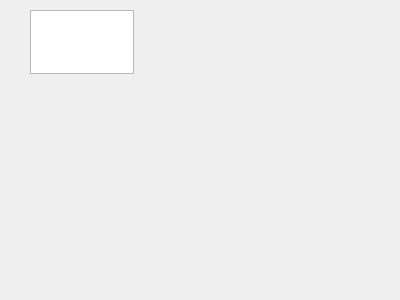
First picture: the form in mytabpage.ui, repository achupetlovski/RaW, before the edit.
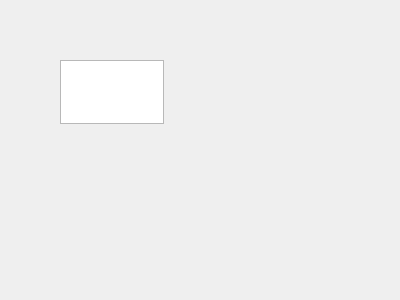
Second picture: the form after the edit.

Commit message: opening and closing new tabs words, however when opening a file it doesn't select the correct tab to which to display it.

Patch:
```diff
--- a/mytabpage.ui
+++ b/mytabpage.ui
@@ -16,8 +16,8 @@
   <widget class="QTextEdit" name="mTextEdit">
    <property name="geometry">
     <rect>
-     <x>30</x>
-     <y>10</y>
+     <x>60</x>
+     <y>60</y>
      <width>104</width>
      <height>64</height>
     </rect>
```
The commit also changes 4 other files.
